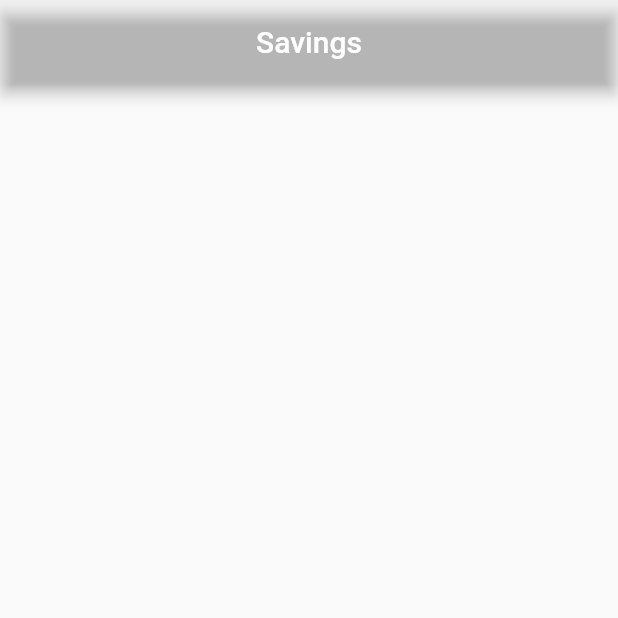
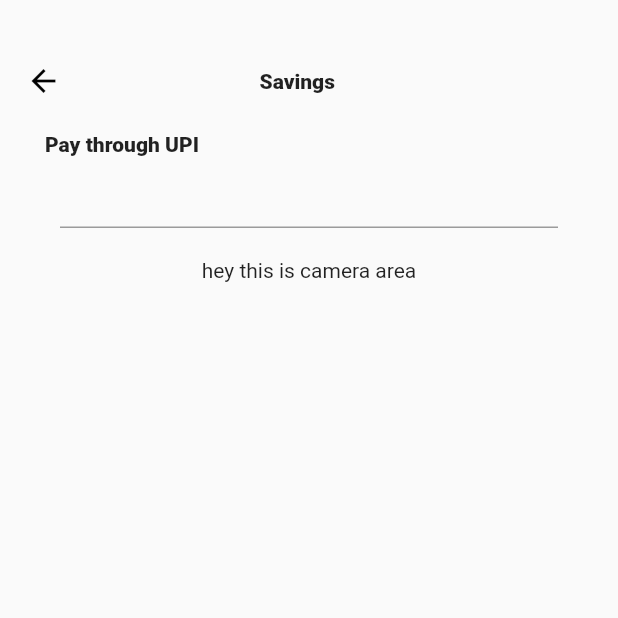
Before and after one commit to cryptic-exe/upi_scanner, a Flutter app: the screen it shows after launch, on a phone screen of 412 x 824 dp, the top half of it. Run offline on Flutter 3.47's test engine with Material 2 defaults, Android fonts, the phone set to English and light mode, and no system bars.

Commit message:
text area and camera area created

```diff
--- a/lib/cameraScreen.dart
+++ b/lib/cameraScreen.dart
@@ -1,4 +1,7 @@
 import 'package:flutter/material.dart';
+import 'package:flutter/painting.dart';
+
+String? upiID;
 
 class MyHomePage extends StatefulWidget {
   MyHomePage({Key? key, required this.title}) : super(key: key);
@@ -9,14 +12,68 @@
 }
 
 class _MyHomePageState extends State<MyHomePage> {
+  TextEditingController upiIdController = new TextEditingController();
+
   @override
   Widget build(BuildContext context) {
     return Scaffold(
-      appBar: AppBar(
-        backgroundColor: Colors.transparent,
-        title: Center(
-          child: Text('Savings'),
-        ),
+      body: Column(
+        verticalDirection: VerticalDirection.down,
+        children: [
+          Container(
+            padding: EdgeInsets.only(top: 30, left: 5),
+            alignment: Alignment.topLeft,
+            child: Row(
+              children: [
+                new IconButton(
+                    icon: Icon(
+                      Icons.arrow_back,
+                      color: Colors.black,
+                    ),
+                    onPressed: () {
+                      Navigator.pushNamed(context, '/Frame');
+                    }),
+                Padding(
+                  padding: const EdgeInsets.only(left: 120.0),
+                  child: Text(
+                    'Savings',
+                    style: TextStyle(fontWeight: FontWeight.w900),
+                  ),
+                ),
+              ],
+            ),
+          ),
+          Container(
+            padding: EdgeInsets.only(left: 30, top: 10),
+            alignment: Alignment.topLeft,
+            child: Text(
+              'Pay through UPI',
+              style: TextStyle(
+                fontWeight: FontWeight.w900,
+              ),
+            ),
+          ),
+          Container(
+            padding: EdgeInsets.only(left: 40, right: 40, bottom: 20),
+            child: TextField(
+              controller: upiIdController,
+              keyboardType: TextInputType.text,
+              onSubmitted: (String text) {
+                setState(() {
+                  upiID = upiIdController.text;
+                });
+                upiIdController.clear();
+              },
+            ),
+          ),
+          Stack(
+            children: [
+              Container(
+                child: Text('hey this is camera area'),
+              ),
+            ],
+          ),
+        ],
       ),
     );
   }
```
